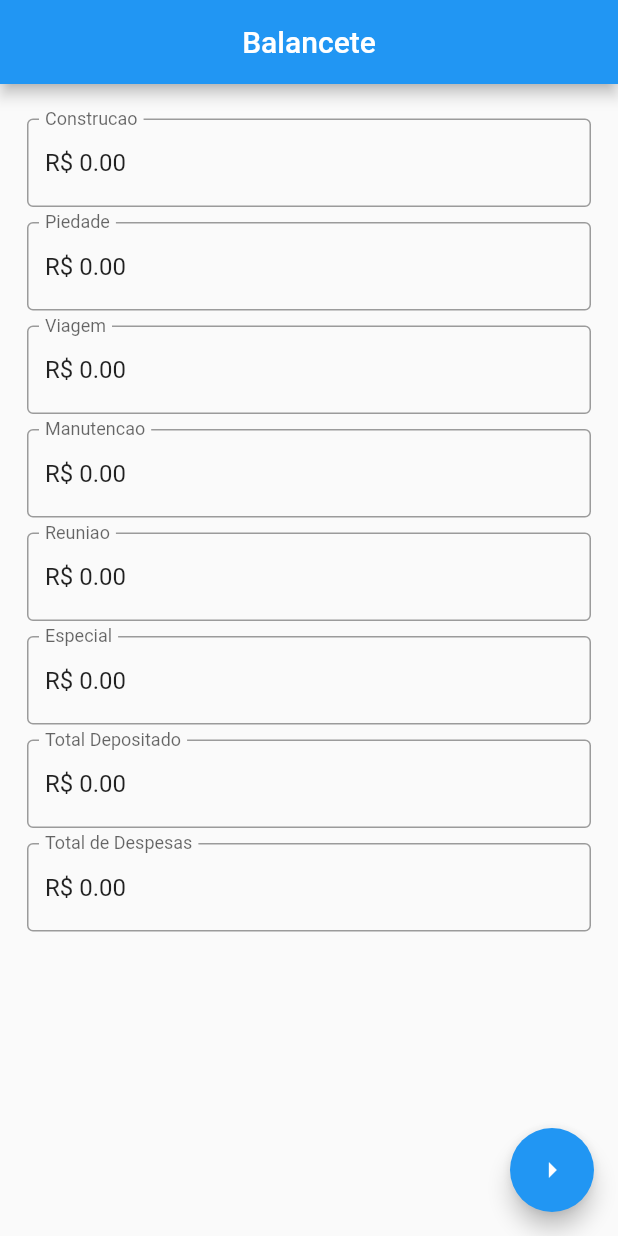
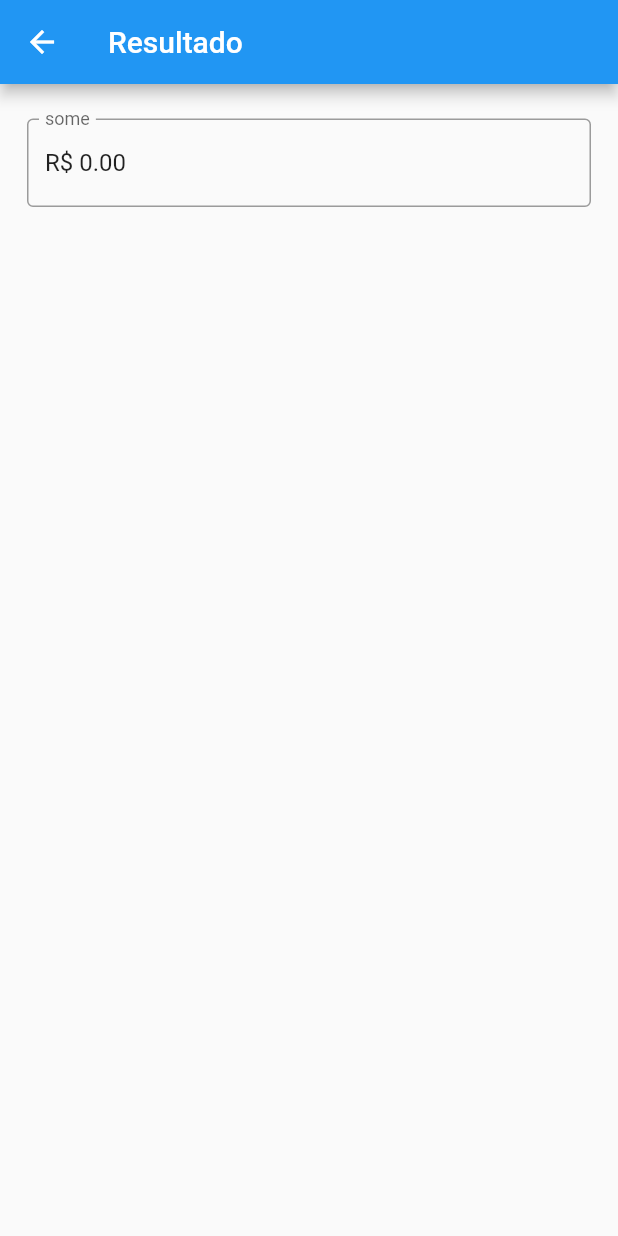
Before and after one commit to cleberMargarida/BalanceteCCB, a Flutter app: the screen it shows after launch, after a tap on the "arrow right" icon, on a phone screen of 412 x 824 dp. Run offline on Flutter 3.47's test engine with Material 2 defaults, Android fonts, the phone set to English and light mode, and no system bars; our stand-ins replace flutter_masked_text.

Commit message:
Partial Impl Result screen

```diff
--- a/lib/Balancete.dart
+++ b/lib/Balancete.dart
@@ -1,9 +1,8 @@
 import 'package:flutter/material.dart';
+import 'TelaResultado.dart';
 import 'ColetaBox.dart';
 
-
 class Balancete extends StatelessWidget {
-
   var coletaConstrucao = ColetaBox("Construcao");
   var coletaPiedade = ColetaBox("Piedade");
   var coletaViagem = ColetaBox("Viagem");
@@ -13,8 +12,13 @@ class Balancete extends StatelessWidget {
   var campoTotalDepositado = ColetaBox("Total Depositado");
   var campoTotalDespesa = ColetaBox("Total de Despesas");
 
+  final _scaffoldKey = GlobalKey<ScaffoldState>();
+
   Widget build(BuildContext context) {
+
+
     return Scaffold(
+      key: _scaffoldKey,
       appBar: AppBar(
         title: Text('Balancete'),
         centerTitle: true,
@@ -25,12 +29,22 @@ class Balancete extends StatelessWidget {
           Center(
             child: Column(
               children: <Widget>[
+                SizedBox(height: 20),
+                Text('Entradas',
+                    style: TextStyle(
+                      fontSize: 16.0,
+                    )),
                 coletaConstrucao,
                 coletaPiedade,
                 coletaViagem,
                 coletaManutencao,
                 coletaReuniao,
                 coletaEspecial,
+                SizedBox(height: 20),
+                Text('Saidas',
+                    style: TextStyle(
+                      fontSize: 16.0,
+                    )),
                 campoTotalDepositado,
                 campoTotalDespesa,
               ],
@@ -40,17 +54,18 @@ class Balancete extends StatelessWidget {
       ),
       floatingActionButton: FloatingActionButton(
         onPressed: () {
-          return showDialog(
-            context: context,
-            builder: (context) {
-              return AlertDialog(
-                content: Text(''),
-              );
-            },
-          );
+          _navigateAndResultScreen(context);
         },
         child: Icon(Icons.arrow_right),
       ),
     );
   }
+
+  _navigateAndResultScreen(BuildContext context) async {
+    final result = await Navigator.push(
+        context, MaterialPageRoute(builder: (context) => TelaResultado()));
+
+    Scaffold.of(context)
+      ..removeCurrentSnackBar();
+  }
 }
--- /dev/null
+++ b/lib/TelaResultado.dart
@@ -0,0 +1,27 @@
+import 'package:flutter/material.dart';
+import 'ColetaBox.dart';
+
+class TelaResultado extends StatelessWidget {
+  @override
+
+  var coletabox = ColetaBox("some");
+
+
+  Widget build(BuildContext context) {
+    return Scaffold(
+      appBar: AppBar(title: Text("Resultado")),
+      body: ListView(
+          padding: EdgeInsets.only(top: 18.0, right: 6, left: 6),
+          children: [
+            Center(
+              child: Column(
+                children: <Widget>[
+                  coletabox,
+                ],
+              ),
+            ),
+          ],
+        ),
+    );
+  }
+}
```
